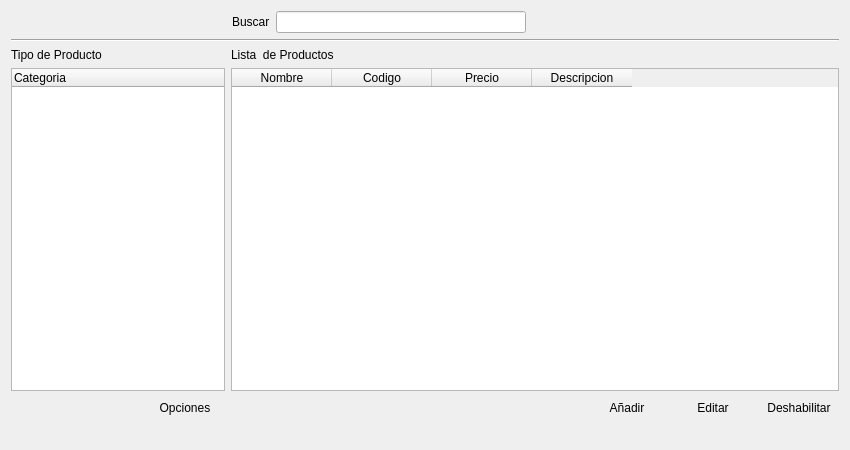
Old version of the form ui_producto.ui in the repository benArambide/ProyFinal-IS2.
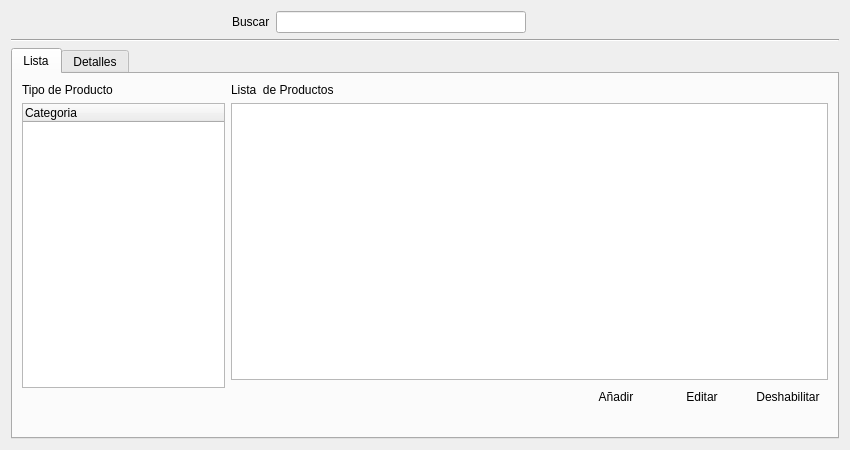
New version of the form. The open tabs and pages were chosen to show the change. Icons and pictures are not drawn.

Commit message: cambiandos uis

What changed in the file:
```diff
--- a/ui_producto.ui
+++ b/ui_producto.ui
@@ -13,10 +13,10 @@
   <property name="windowTitle">
    <string>Form</string>
   </property>
+  <layout class="QGridLayout" name="gridLayout_14">
+   <item row="0" column="0">
   <layout class="QGridLayout" name="gridLayout_13">
    <item row="0" column="0">
-    <layout class="QGridLayout" name="gridLayout_12">
-     <item row="0" column="0">
       <layout class="QGridLayout" name="gridLayout_11">
        <item row="0" column="0">
         <spacer name="horizontalSpacer_5">
@@ -115,6 +115,16 @@
       </widget>
      </item>
      <item row="2" column="0">
+      <widget class="QTabWidget" name="tabWidget">
+       <property name="currentIndex">
+        <number>1</number>
+       </property>
+       <widget class="QWidget" name="Tab1">
+        <attribute name="title">
+         <string>Lista</string>
+        </attribute>
+        <layout class="QGridLayout" name="gridLayout_12">
+         <item row="0" column="0">
       <layout class="QGridLayout" name="gridLayout_9">
        <item row="0" column="0">
         <layout class="QGridLayout" name="gridLayout_7">
@@ -173,26 +183,6 @@
                </property>
               </spacer>
              </item>
-             <item row="0" column="1">
-              <widget class="QPushButton" name="pushButton_4">
-               <property name="sizePolicy">
-                <sizepolicy hsizetype="Fixed" vsizetype="Fixed">
-                 <horstretch>0</horstretch>
-                 <verstretch>0</verstretch>
-                </sizepolicy>
-               </property>
-               <property name="text">
-                <string>Opciones</string>
-               </property>
-               <property name="icon">
-                <iconset resource="Icons/Icons.qrc">
-                 <normaloff>:/Icons/1349716393_monotone_add_plus.png</normaloff>:/Icons/1349716393_monotone_add_plus.png</iconset>
-               </property>
-               <property name="flat">
-                <bool>true</bool>
-               </property>
-              </widget>
-             </item>
             </layout>
            </item>
           </layout>
@@ -235,28 +225,7 @@
               </widget>
              </item>
              <item row="1" column="0">
-              <widget class="QTableWidget" name="tableWidget">
-               <column>
-                <property name="text">
-                 <string>Nombre</string>
-                </property>
-               </column>
-               <column>
-                <property name="text">
-                 <string>Codigo</string>
-                </property>
-               </column>
-               <column>
-                <property name="text">
-                 <string>Precio</string>
-                </property>
-               </column>
-               <column>
-                <property name="text">
-                 <string>Descripcion</string>
-                </property>
-               </column>
-              </widget>
+                  <widget class="QTableView" name="tableView"/>
              </item>
             </layout>
            </item>
@@ -355,6 +324,15 @@
         </layout>
        </item>
       </layout>
+         </item>
+        </layout>
+       </widget>
+       <widget class="QWidget" name="tab_2">
+        <attribute name="title">
+         <string>Detalles</string>
+        </attribute>
+       </widget>
+      </widget>
      </item>
     </layout>
    </item>
```
Lines whose indentation alone changed are shown as unchanged. The commit also changes 3 other files.
